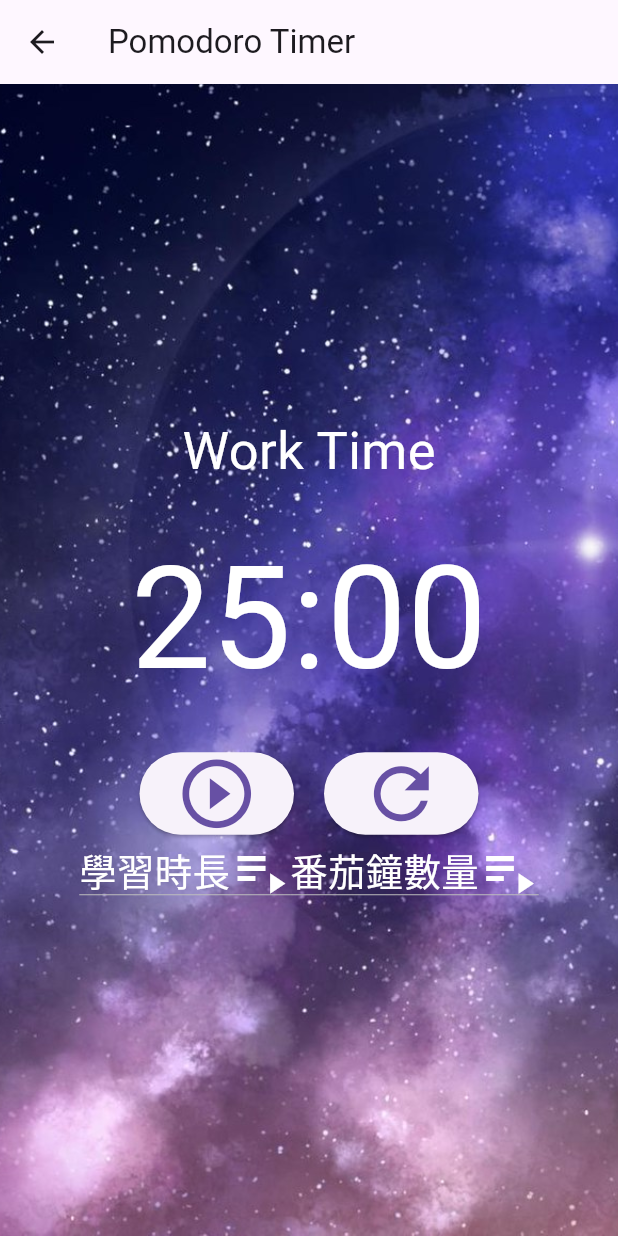
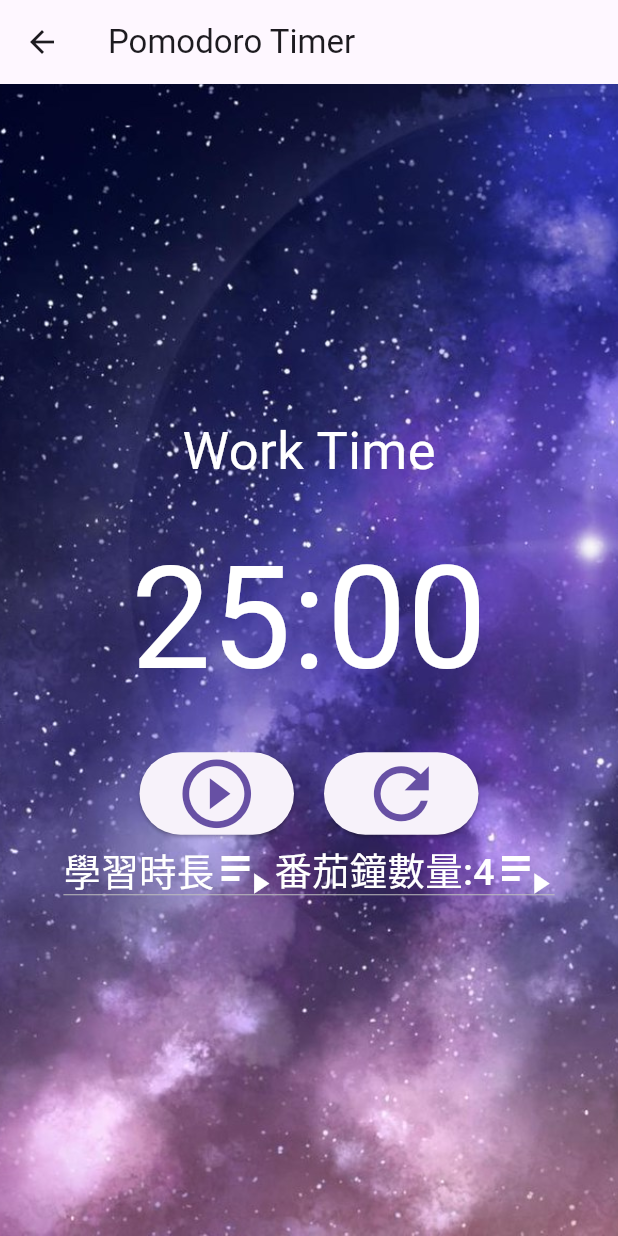
Before and after one commit to hhhh514/times, a Flutter app: the screen it shows after launch, in the side drawer, after a tap on "學習時鐘", on a phone screen of 412 x 824 dp. Run offline on Flutter 3.47's test engine with Material 3 defaults, Android fonts, the phone set to English and light mode, and no system bars; our stand-ins replace audioplayers, dropdown_button2, sqflite, table_calendar; accounts and stored records are empty.

Commit message:
Update tomato.dart

```diff
--- a/lib/studycloock/tomato.dart
+++ b/lib/studycloock/tomato.dart
@@ -202,9 +202,10 @@ class _PomodoroTimerState extends State<PomodoroTimer> {
 
               ],
             ),
-            Row(
+           Row(
               mainAxisAlignment: MainAxisAlignment.center,
-              children:[
+              children:
+              [
                 DropdownButton(icon: Icon(Icons.playlist_play_sharp), iconSize: 40, iconEnabledColor: Colors.white,
                   hint: Text('學習時長',style:TextStyle(fontSize:25,color: Colors.white)),
 
@@ -215,17 +216,21 @@ class _PomodoroTimerState extends State<PomodoroTimer> {
                     setState(() {
                       istesting=false;
                       startTimer();
-
                     });
                     return SetTime(value);
                   },
                 ),
                 DropdownButton(icon: Icon(Icons.playlist_play_sharp), iconSize: 40, iconEnabledColor: Colors.white,
-                  hint: Text('番茄鐘數量',style:TextStyle(fontSize:25,color: Colors.white)),
+                  hint: Text('番茄鐘數量:'+GetCounter().toString(),
+                      style:TextStyle(fontSize:25,color: Colors.white)),
+
                   items: [
                     DropdownMenuItem(child: Text('2'), value: 2), DropdownMenuItem(child: Text('3'), value: 3),
                     DropdownMenuItem(child: Text('4'), value: 4)
                   ], onChanged: (value) {
+                  setState(() {
+                    Text('番茄鐘數量:'+GetCounter().toString(),style:TextStyle(fontSize:25,color: Colors.white));
+                  });
                     return SetCounter(value);
                   },
                 ),
```
